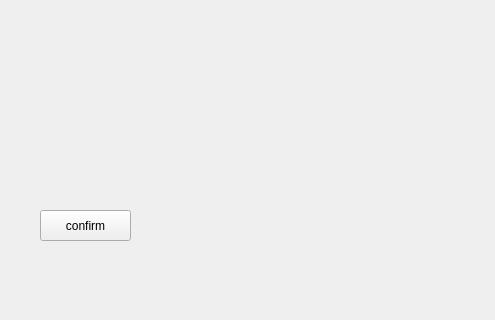
This is src/mainwindow.ui in hsBoyz/MiniLockSync as Qt 5 draws it before an edit; both pictures show x 0 to 495 and y 280 to 600 of the 800 by 600 pixel window. The edited form follows.
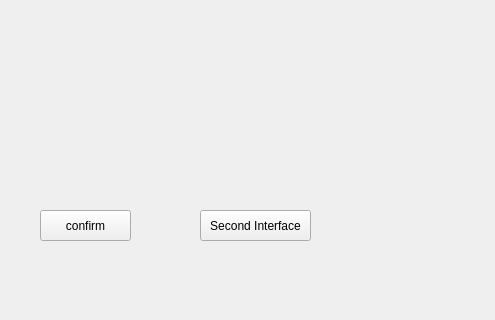
This is the edited form.

```diff
--- a/src/mainwindow.ui
+++ b/src/mainwindow.ui
@@ -27,6 +27,19 @@
      <string>confirm</string>
     </property>
    </widget>
+   <widget class="QPushButton" name="pushSecondInterface">
+    <property name="geometry">
+     <rect>
+      <x>200</x>
+      <y>490</y>
+      <width>111</width>
+      <height>31</height>
+     </rect>
+    </property>
+    <property name="text">
+     <string>Second Interface</string>
+    </property>
+   </widget>
   </widget>
   <widget class="QMenuBar" name="menuBar">
    <property name="geometry">
```
